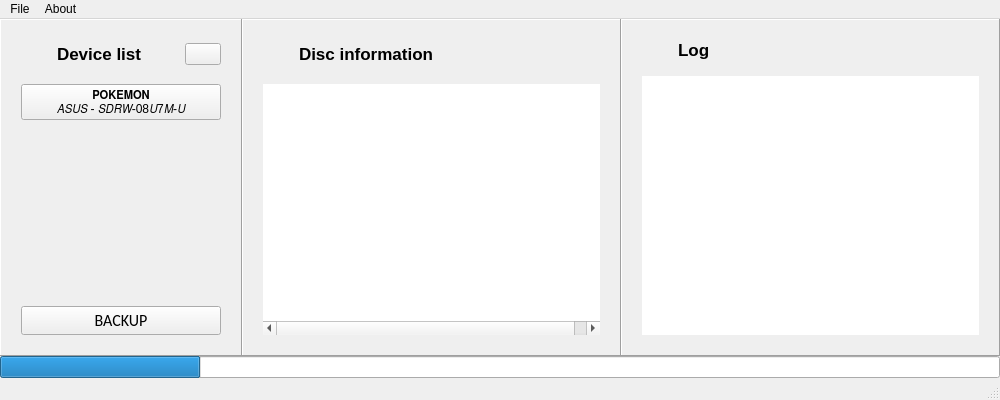
Old version of the form pslipstream/static/form.ui in the repository rlaphoenix/Slipstream.
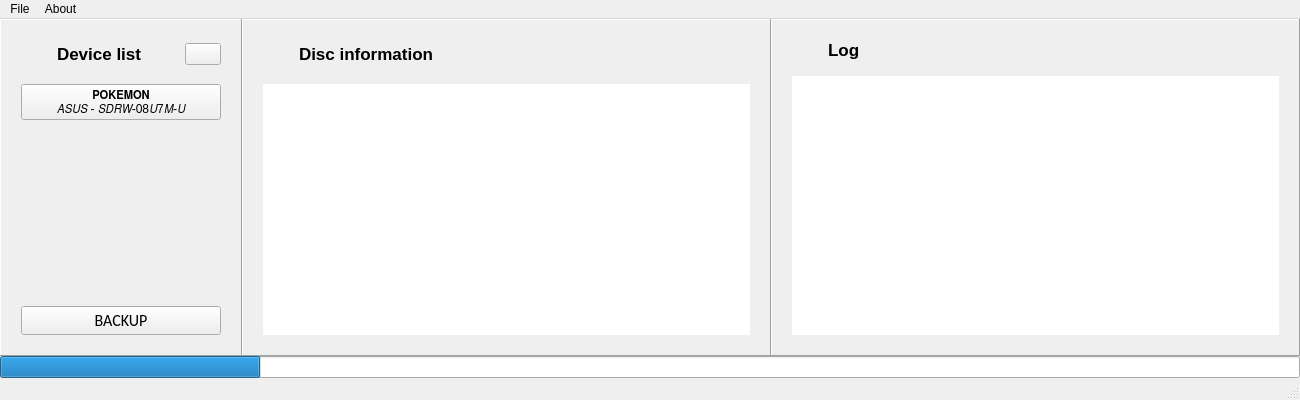
New version of the form. Icons and pictures are not drawn.

Commit message: ui.form: Increase initial width of UI

```diff
--- a/pslipstream/static/form.ui
+++ b/pslipstream/static/form.ui
@@ -6,7 +6,7 @@
    <rect>
     <x>0</x>
     <y>0</y>
-    <width>1000</width>
+    <width>1300</width>
     <height>400</height>
    </rect>
   </property>
@@ -462,7 +462,7 @@
     <rect>
      <x>0</x>
      <y>0</y>
-     <width>1000</width>
+     <width>1300</width>
      <height>21</height>
     </rect>
    </property>
```
